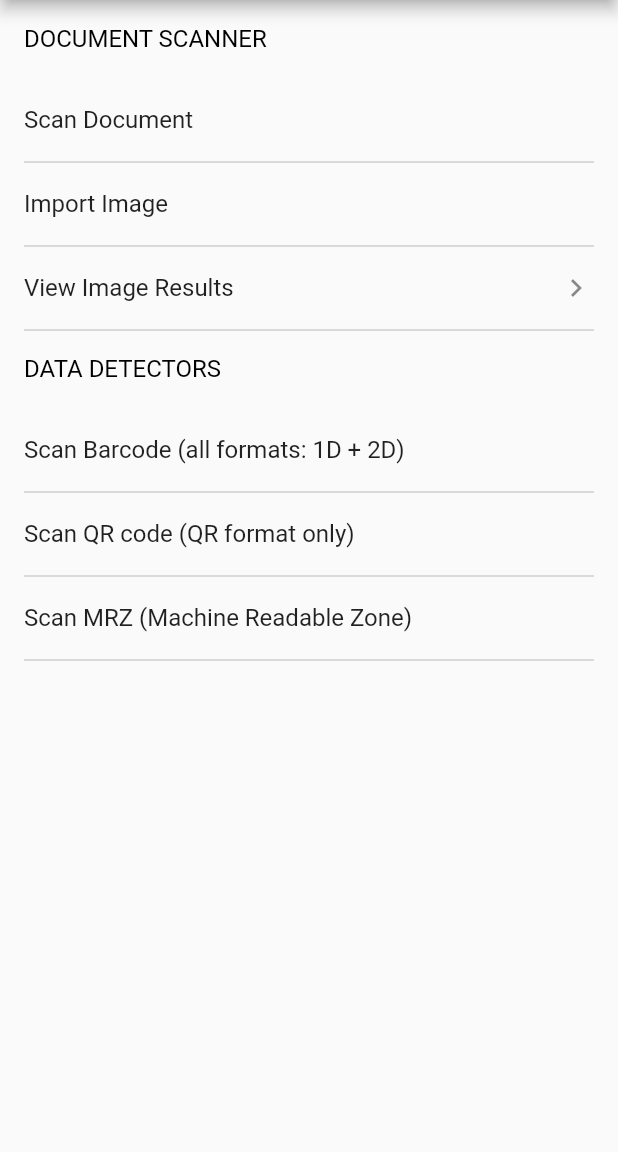
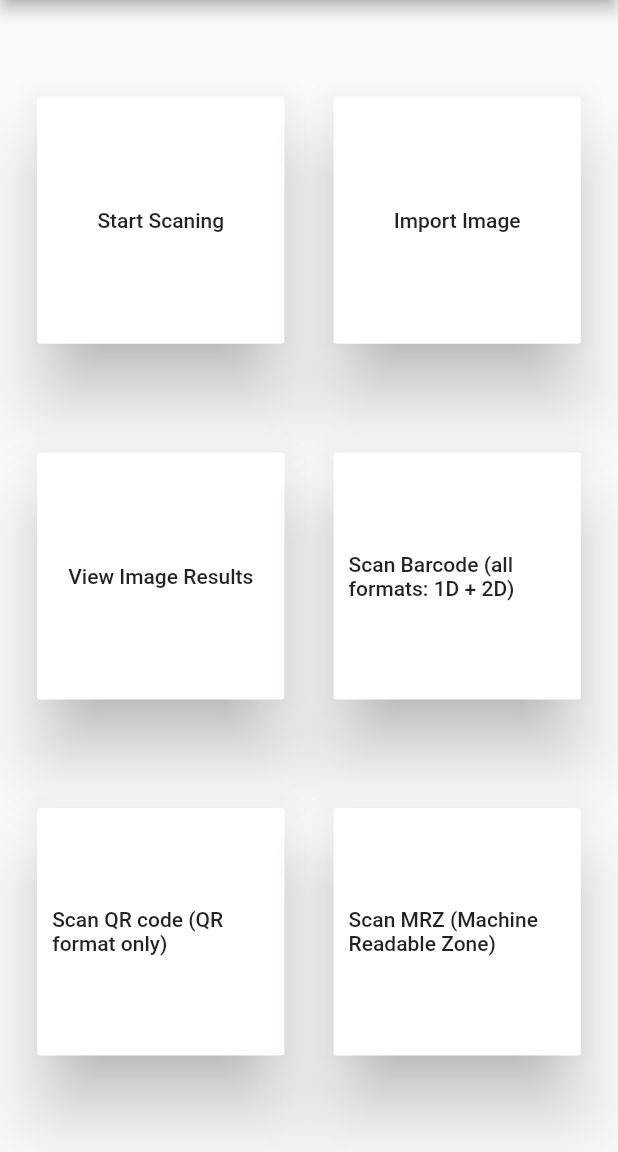
Before and after one commit to saurabhraj042/ScanShot, a Flutter app: the screen it shows once a user with an empty profile is signed in, on a phone screen of 412 x 824 dp, the part 84-1236 px from its top. Run offline on Flutter 3.47's test engine with Material 2 defaults, Android fonts, the phone set to English and light mode, and no system bars; our stand-ins replace firebase_auth, font_awesome_flutter, google_sign_in, image_picker; missing offline and left inert: scanbot_sdk; accounts and stored records are empty.

Commit message:
Removed the ok POP-UP, some refactoring of widgets and UI changes

```diff
--- a/lib/main.dart
+++ b/lib/main.dart
@@ -14,54 +14,9 @@ void main() {
   runApp(MyApp());
 }
 
-const SCANBOT_SDK_LICENSE_KEY = "hlY6QItRuJ6+meD//LDIjelN0NqU+H" +
-    "cplkQsgNm55xotlUBz6+sxWktnESRI" +
-    "PC821cObco0WaLCQk5LeFKQzjg2jME" +
-    "UJ6Wz77/rjAqVp6sQl2lsZQP/vuorn" +
-    "5nowPAHI3JkzZRtnIyxi5pYaX7oqsB" +
-    "uB+yRZF6oftCUzLw2g0kN1MM/sBEuM" +
-    "hgUHCMEB/yf5H48NvpxbKdTPgz6I4e" +
-    "ayk745T0Vsl+yFxSRt7xsMsNrOMgK4" +
-    "MEsjpspJt8qFtKGu7yuD/ct9v2sUz2" +
-    "Fsr7/nJLG68pJ4Qne9q585F9wHYWHf" +
-    "rBBmMxk+ktoUgxzFkK7JEFB41nkVNL" +
-    "s+5Xjw8Kt4Jw==\nU2NhbmJvdFNESw" +
-    "pjb20uZXhhbXBsZS5zY2FuX3Nob3QK" +
-    "MTU5ODE0MDc5OQo1OTAKMw==\n";
-
-initScanbotSdk() async {
-  var config = ScanbotSdkConfig(
-    loggingEnabled:
-        false, // Consider switching logging OFF in production builds for security and performance reasons.
-    licenseKey: SCANBOT_SDK_LICENSE_KEY,
-    imageFormat: ImageFormat.JPG,
-    imageQuality: 80,
-  );
-
-  try {
-    await ScanbotSdk.initScanbotSdk(config);
-  } catch (e) {
-    print(e);
-  }
-}
-
-Future<String> getDemoStorageBaseDirectory() async {
-  Directory storageDirectory;
-  if (Platform.isAndroid) {
-    storageDirectory = await getExternalStorageDirectory();
-  } else if (Platform.isIOS) {
-    storageDirectory = await getApplicationDocumentsDirectory();
-  } else {
-    throw ("Unsupported platform");
-  }
-
-  return "${storageDirectory.path}/my-custom-storage";
-}
-
 class MyApp extends StatefulWidget {
   @override
   _MyAppState createState() {
-    initScanbotSdk();
     return _MyAppState();
   }
 }
--- a/lib/ui/scan_ui/menu_items.dart
+++ /dev/null
@@ -1,59 +0,0 @@
-
-import 'package:flutter/cupertino.dart';
-import 'package:flutter/material.dart';
-import 'package:flutter/painting.dart';
-import 'package:flutter/rendering.dart';
-
-class MenuItemWidget extends StatelessWidget {
-  final String title;
-  final GestureTapCallback onTap;
-  final IconData startIcon;
-  final IconData endIcon;
-
-  MenuItemWidget(this.title, {this.onTap, this.startIcon, this.endIcon});
-
-  @override
-  Widget build(BuildContext context) {
-    var listTile = ListTile(
-      leading: startIcon!=null?Icon(startIcon):null,
-      trailing: endIcon!=null?Icon(endIcon):null,
-      title: Text(
-        title,
-        style: TextStyle(inherit: true, fontSize: 16.0, color: Colors.black87),
-      ),
-      onTap: this.onTap,
-    );
-
-    return Column(
-      crossAxisAlignment: CrossAxisAlignment.start,
-      children: <Widget>[
-        listTile,
-         Divider(
-          color: Colors.black26,
-          height: 0,
-          endIndent: 16,
-          indent: 16,
-        ),
-      ],
-    );
-  }
-}
-
-class TitleItemWidget extends StatelessWidget {
-  final String title;
-
-  TitleItemWidget(this.title);
-
-  @override
-  Widget build(BuildContext context) {
-    return Container(
-      alignment: Alignment.centerLeft,
-      padding: const EdgeInsets.fromLTRB(16, 8, 16, 8),
-      height: 52,
-      child: Text(
-        title.toUpperCase(),
-        style: TextStyle(inherit: true, fontSize: 16.0, color: Colors.black),
-      ),
-    );
-  }
-}
--- a/lib/ui/scan_ui/utils.dart
+++ b/lib/ui/scan_ui/utils.dart
@@ -1,9 +1,9 @@
 import 'package:flutter/material.dart';
-import 'package:flutter/services.dart';
 import 'package:scanbot_sdk/common_data.dart';
 import 'package:scanbot_sdk/scanbot_sdk.dart';
 
-Future<void> showAlertDialog(BuildContext context, String textToShow, {String title}) async {
+Future<void> showAlertDialog(BuildContext context, String textToShow,
+    {String title}) async {
   Widget text = SimpleDialogOption(
     child: Padding(
       padding: const EdgeInsets.all(16.0),
@@ -16,14 +16,6 @@ Future<void> showAlertDialog(BuildContext context, String textToShow, {String ti
     title: title != null ? Text(title) : null,
     content: text,
     contentPadding: EdgeInsets.all(0),
-    actions: <Widget>[
-      FlatButton(
-        child: Text('OK'),
-        onPressed: () {
-          Navigator.of(context).pop();
-        },
-      ),
-    ],
   );
 
   // show the dialog
@@ -40,7 +32,9 @@ Future<bool> checkLicenseStatus(BuildContext context) async {
   if (result.isLicenseValid) {
     return true;
   }
-  await showAlertDialog(context, 'Scanbot SDK (trial) period or license has expired.', title: 'Info');
+  await showAlertDialog(
+      context, 'Scanbot SDK (trial) period or license has expired.',
+      title: 'Info');
   return false;
 }
 
--- a/lib/ui/views/homepage.dart
+++ b/lib/ui/views/homepage.dart
@@ -1,5 +1,5 @@
 import 'package:flutter/material.dart';
-import 'package:scan_shot/ui/widgets/main_page_widget.dart';
+import 'package:scan_shot/ui/widgets/mainPage_widget.dart';
 
 class HomePage extends StatefulWidget {
   @override
@@ -13,7 +13,7 @@ class _HomePageState extends State<HomePage> {
   Widget build(BuildContext context) {
     return MaterialApp(
       debugShowCheckedModeBanner: false,
-      home: MainPageWidget(),
+      home: MainPageUI(),
     );
   }
 }
--- /dev/null
+++ b/lib/ui/widgets/card_item.dart
@@ -0,0 +1,29 @@
+import 'package:flutter/material.dart';
+
+class Cards extends StatelessWidget {
+  final String title;
+  final GestureTapCallback onTap;
+  final IconData startIcon;
+  final IconData endIcon;
+
+  const Cards(this.title, {this.onTap, this.startIcon, this.endIcon});
+  @override
+  Widget build(BuildContext context) {
+    double width = MediaQuery.of(context).size.width;
+    double height = MediaQuery.of(context).size.height;
+
+    return Padding(
+      padding: const EdgeInsets.all(8.0),
+      child: SizedBox(
+          width: (width * 0.40),
+          height: (height* 0.20),
+          child: RaisedButton(
+            color: Colors.white,
+            elevation: 20,
+            padding: const EdgeInsets.all(10),
+            onPressed: onTap,
+            child: Text(title),
+          )),
+    );
+  }
+}
--- a/lib/ui/widgets/main_page_widget.dart
+++ b/lib/ui/widgets/mainPage_widget.dart
@@ -3,27 +3,26 @@ import 'package:flutter/material.dart';
 import 'package:font_awesome_flutter/font_awesome_flutter.dart';
 import 'package:image_picker/image_picker.dart';
 import 'package:scan_shot/core/viewmodels/auth_service.dart';
-import 'package:scan_shot/ui/scan_ui/menu_items.dart';
 import 'package:scan_shot/ui/scan_ui/preview_document_widget.dart';
 import 'package:scan_shot/ui/scan_ui/progress_dialog.dart';
 import 'package:scan_shot/ui/scan_ui/utils.dart';
 import 'package:scan_shot/ui/views/login/login.dart';
+import 'package:scan_shot/ui/widgets/card_item.dart';
 import 'package:scanbot_sdk/barcode_scanning_data.dart';
 import 'package:scanbot_sdk/common_data.dart';
 import 'package:scanbot_sdk/document_scan_data.dart';
-import 'package:scanbot_sdk/ehic_scanning_data.dart';
 import 'package:scanbot_sdk/mrz_scanning_data.dart';
 import 'package:scanbot_sdk/scanbot_sdk.dart';
 import 'package:scanbot_sdk/scanbot_sdk_ui.dart';
 
 import '../../pages_repository.dart';
 
-class MainPageWidget extends StatefulWidget {
+class MainPageUI extends StatefulWidget {
   @override
   _MainPageWidgetState createState() => _MainPageWidgetState();
 }
 
-class _MainPageWidgetState extends State<MainPageWidget> {
+class _MainPageWidgetState extends State<MainPageUI> {
   PageRepository _pageRepository = PageRepository();
   AuthService _auth = AuthService();
 
@@ -60,46 +59,57 @@ class _MainPageWidgetState extends State<MainPageWidget> {
         title: const Text('ScanShot',
             style: TextStyle(inherit: true, color: Colors.black)),
       ),
-      body: ListView(
+      body: Column(
+        mainAxisAlignment: MainAxisAlignment.spaceEvenly,
+        crossAxisAlignment: CrossAxisAlignment.center,
         children: <Widget>[
-          TitleItemWidget("Document Scanner"),
-          MenuItemWidget(
-            "Scan Document",
-            onTap: () {
+          Row(
+            mainAxisAlignment: MainAxisAlignment.spaceEvenly,
+            children: <Widget>[
+              Cards("Start Scaning", onTap: () {
                 startDocumentScanning();
-            },
+              }),
+              Cards("Import Image", onTap: () {
+                importImage();
+              }),
+            ],
           ),
-          MenuItemWidget(
-            "Import Image",
-            onTap: () {
-              importImage();
-            },
-          ),
-          MenuItemWidget(
+          Row(
+            mainAxisAlignment: MainAxisAlignment.spaceEvenly,
+            //crossAxisAlignment: CrossAxisAlignment.stretch,
+            children: <Widget>[
+              Cards(
                 "View Image Results",
                 endIcon: Icons.keyboard_arrow_right,
                 onTap: () {
                   gotoImagesView();
                 },
               ),
-          TitleItemWidget("Data Detectors"),
-          MenuItemWidget(
+              Cards(
                 "Scan Barcode (all formats: 1D + 2D)",
                 onTap: () {
                   startBarcodeScanner();
                 },
               ),
-          MenuItemWidget(
+            ],
+          ),
+          Row(
+            mainAxisAlignment: MainAxisAlignment.spaceEvenly,
+            //crossAxisAlignment: CrossAxisAlignment.stretch,
+            children: <Widget>[
+              Cards(
                 "Scan QR code (QR format only)",
                 onTap: () {
                   startQRScanner();
                 },
               ),
-          MenuItemWidget(
+              Cards(
                 "Scan MRZ (Machine Readable Zone)",
                 onTap: () {
                   startMRZScanner();
                 },
+              ),
+            ],
           ),
         ],
       ),
@@ -166,19 +176,14 @@ class _MainPageWidgetState extends State<MainPageWidget> {
       var config = DocumentScannerConfiguration(
         bottomBarBackgroundColor: Colors.blue,
         ignoreBadAspectRatio: true,
-        acceptedAngleScore: 20,
+        acceptedAngleScore: 10,
         multiPageEnabled: true,
-        //maxNumberOfPages: 3,
-        //flashEnabled: true,
-        autoSnappingSensitivity: 0.7,
+        autoSnappingSensitivity: 0.8,
         cameraPreviewMode: CameraPreviewMode.FIT_IN,
         orientationLockMode: CameraOrientationMode.PORTRAIT,
-        //documentImageSizeLimit: Size(2000, 3000),
         cancelButtonTitle: "Cancel",
         pageCounterButtonTitle: "%d Page(s)",
         textHintOK: "Perfect, don't move...",
-        //textHintNothingDetected: "Nothing",
-        // ...
       );
       result = await ScanbotSdkUi.startDocumentScanner(config);
     } catch (e) {
```
Lines whose indentation alone changed are shown as unchanged.
